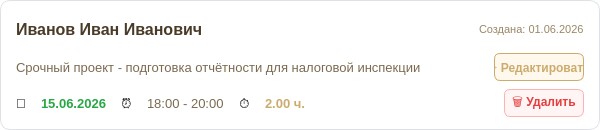
Qt form client/ui/profile/overtime/overtime_card.ui (lerakaplich/Documents) before a commit.
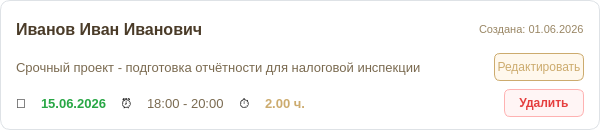
The same form after that commit.

Diff of the .ui file:
```diff
--- a/client/ui/profile/overtime/overtime_card.ui
+++ b/client/ui/profile/overtime/overtime_card.ui
@@ -11,7 +11,7 @@
    </rect>
   </property>
   <property name="sizePolicy">
-   <sizepolicy hsizetype="Expanding" vsizetype="Preferred">
+   <sizepolicy hsizetype="Expanding" vsizetype="Minimum">
     <horstretch>0</horstretch>
     <verstretch>0</verstretch>
    </sizepolicy>
@@ -157,7 +157,6 @@
                border: 1px solid #CCAB6E;
                border-radius: 6px;
                font-size: 12px;
-               font-weight: 500;
            }
            QPushButton:hover {
                background-color: #CCAB6E;
@@ -169,7 +168,7 @@
           </string>
          </property>
          <property name="text">
-          <string>✏️ Редактировать</string>
+          <string>Редактировать</string>
          </property>
         </widget>
        </item>
@@ -290,7 +289,7 @@
           </string>
          </property>
          <property name="text">
-          <string>🗑️ Удалить</string>
+          <string>Удалить</string>
          </property>
         </widget>
        </item>
```
